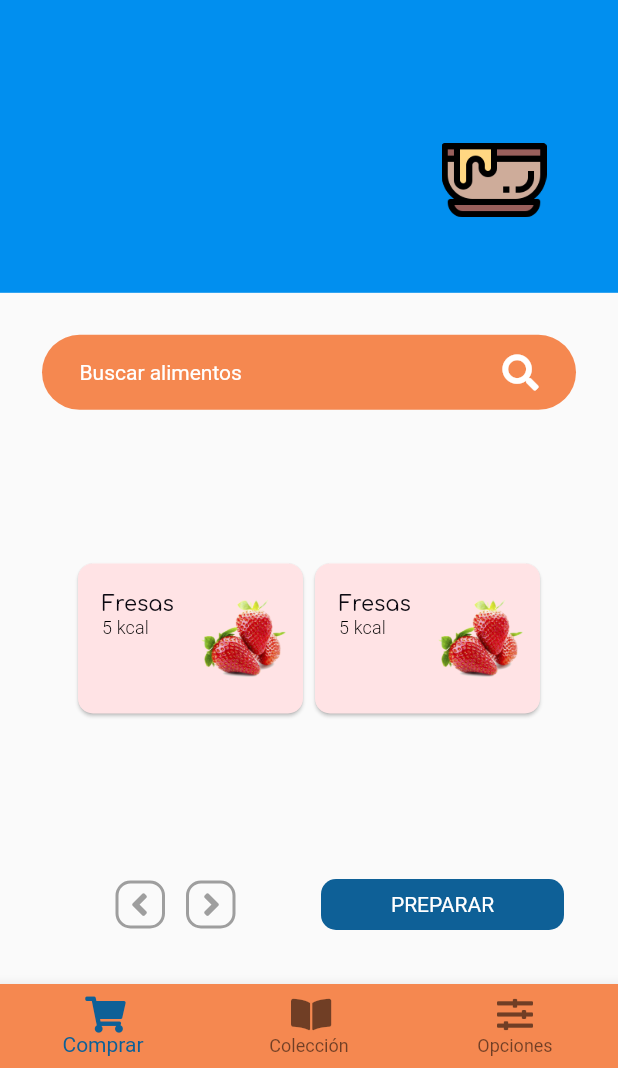
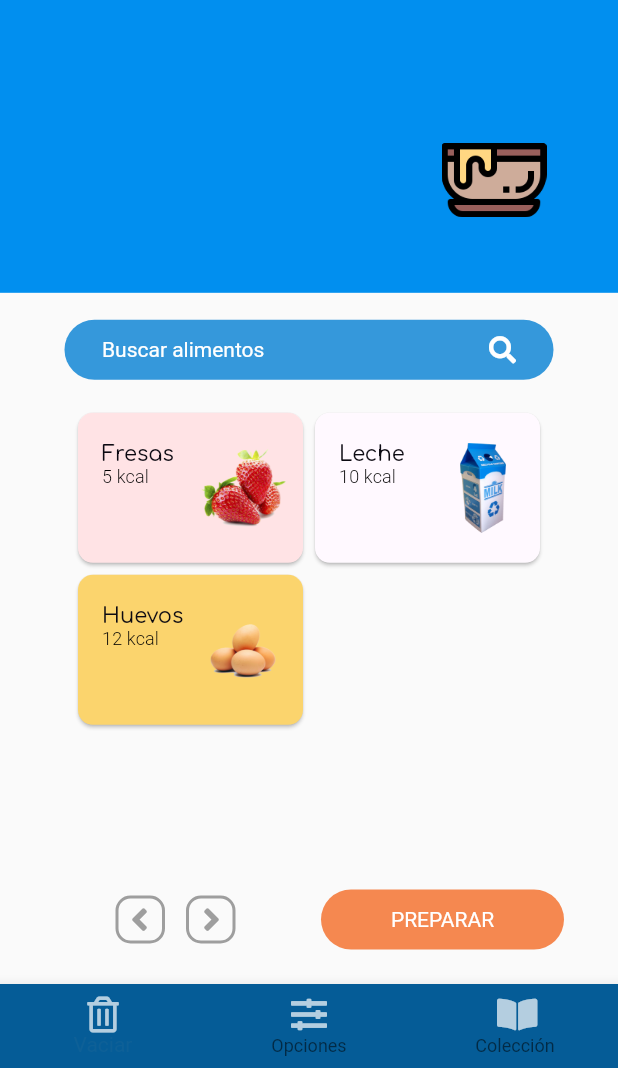
Before and after one commit to jahurtadod/Fun-Cooking, a Flutter app: the GameCombine screen opened by its route, on a phone screen of 412 x 824 dp, the part 168-1236 px from its top. Run offline on Flutter 3.47's test engine with Material 2 defaults, Android fonts, the phone set to English and light mode, and no system bars; our stand-ins replace font_awesome_flutter, google_fonts.

Commit message:
Add new styles

```diff
--- /dev/null
+++ b/lib/User/model/temp_data_card.dart
@@ -0,0 +1,11 @@
+import 'package:flutter/material.dart';
+
+class TempDataCard {
+  final String img;
+  final Color color;
+
+  TempDataCard({
+    this.img,
+    this.color,
+  });
+}
--- a/lib/User/ui/screens/game.dart
+++ b/lib/User/ui/screens/game.dart
@@ -1,10 +1,12 @@
 import 'package:flutter/material.dart';
+import 'package:fun_cooking/User/model/temp_data_card.dart';
 import 'package:fun_cooking/User/ui/widgets/game/bottom_navigator_game.dart';
-import 'package:fun_cooking/User/ui/widgets/game/food_card_medium.dart';
+import 'package:fun_cooking/User/ui/widgets/game/draggable_food_card.dart';
 import 'package:fun_cooking/User/ui/widgets/game/food_card_small.dart';
 import 'package:fun_cooking/User/ui/widgets/game/nav_game.dart';
 import 'package:fun_cooking/User/ui/widgets/game/search_bar.dart';
 import 'package:fun_cooking/User/ui/widgets/game/settings_game.dart';
+import 'package:flutter/services.dart';
 
 class GameCombine extends StatefulWidget {
   @override
@@ -16,6 +18,8 @@ class _GameCombineState extends State<GameCombine> {
 
   @override
   Widget build(BuildContext context) {
+    // int count = 4;
+
     return SafeArea(
       child: Scaffold(
         body: Container(
@@ -42,23 +46,6 @@ class _GameCombineState extends State<GameCombine> {
                                 child:
                                     Center(child: Wrap(children: ingredients)),
                               ),
-                              // Container(
-                              //   height: 65,
-                              //   width: 60,
-                              //   padding: EdgeInsets.symmetric(horizontal: 16),
-                              //   child: ListView.separated(
-                              //     separatorBuilder: (_, index) {
-                              //       return Container(
-                              //         width: 10,
-                              //       );
-                              //     },
-                              //     itemCount: ingredients.length,
-                              //     itemBuilder: (context, index) {
-                              //       return FoodCardSmall();
-                              //     },
-                              //     scrollDirection: Axis.horizontal,
-                              //   ),
-                              // ),
                             ),
                             Expanded(
                               flex: 2,
@@ -66,13 +53,30 @@ class _GameCombineState extends State<GameCombine> {
                                 padding: EdgeInsets.only(
                                   right: 28,
                                 ),
-                                child: DragTarget<Color>(
-                                  onWillAccept: (value) =>
-                                      value == Color(0xFFFF441),
+                                child: DragTarget<TempDataCard>(
+                                  onWillAccept: (value) => value != null,
                                   onAccept: (value) {
-                                    setState(() {
-                                      ingredients.insert(0, FoodCardSmall());
-                                    });
+                                    setState(
+                                      () {
+                                        if (ingredients.length == 3) {
+                                          HapticFeedback.heavyImpact();
+                                          //   ingredients.removeAt(count);
+                                          //   count--;
+                                          //   ingredients.insert(0, FoodCardSmall());
+                                          //   if (count > 0) {
+                                          //     count = 5;
+                                          //   }
+                                        } else {
+                                          ingredients.insert(
+                                            0,
+                                            FoodCardSmall(
+                                              nameImg: value.img,
+                                              color: value.color,
+                                            ),
+                                          );
+                                        }
+                                      },
+                                    );
                                     print(ingredients);
                                   },
                                   onLeave: (value) {},
@@ -122,25 +126,37 @@ class _GameCombineState extends State<GameCombine> {
               Expanded(
                 flex: 3,
                 child: Container(
-                  padding: EdgeInsets.symmetric(horizontal: 28, vertical: 28),
+                  padding: EdgeInsets.symmetric(horizontal: 28, vertical: 18),
                   child: Column(
                     mainAxisAlignment: MainAxisAlignment.spaceBetween,
                     children: <Widget>[
-                      SearchBar(),
+                      Container(
+                        padding: EdgeInsets.fromLTRB(15, 0, 15, 18),
+                        child: SearchBar(),
+                      ),
                       Wrap(
                         children: <Widget>[
-                          FoodCardMedium(),
-                          Draggable<Color>(
-                            data: Color(0xFFFF441),
-                            child: FoodCardMedium(),
-                            feedback: FoodCardMedium(),
-                            childWhenDragging: Opacity(
-                              opacity: 0.5,
-                              child: FoodCardMedium(),
-                            ),
+                          DraggableFoodCard(
+                            name: "Fresas",
+                            text: "5 kcal",
+                            img: "fresa",
+                            color: Color(0xFFFFE3E5),
+                          ),
+                          DraggableFoodCard(
+                            name: "Leche",
+                            text: "10 kcal",
+                            img: "leche",
+                            color: Color(0xFFFFF9FF),
+                          ),
+                          DraggableFoodCard(
+                            name: "Huevos",
+                            text: "12 kcal",
+                            img: "huevo",
+                            color: Color(0xFFfbd46d),
                           ),
                         ],
                       ),
+                      Spacer(),
                       SettingGame()
                     ],
                   ),
--- a/lib/User/ui/widgets/game/bottom_navigator_game.dart
+++ b/lib/User/ui/widgets/game/bottom_navigator_game.dart
@@ -1,27 +1,57 @@
 import 'package:flutter/material.dart';
 import 'package:font_awesome_flutter/font_awesome_flutter.dart';
 
+import 'food_card_small.dart';
+
 class BottomNavigatonGame extends StatelessWidget {
+  final Function(List<FoodCardSmall> ingredients)
+      clean;
+
   const BottomNavigatonGame({
-    Key key,
-  }) : super(key: key);
+    this.clean,
+  });
 
   @override
   Widget build(BuildContext context) {
     return BottomNavigationBar(
-      backgroundColor: Theme.of(context).colorScheme.secondary,
+      backgroundColor: Color(0xFF055C97),
       items: [
         BottomNavigationBarItem(
-          icon: Icon(FontAwesomeIcons.shoppingCart),
-          title: Text("Comprar"),
+          icon: Icon(
+            FontAwesomeIcons.trashAlt,
+            color: Colors.white70,
+          ),
+          title: Text(
+            "Vaciar",
+            style: TextStyle(
+              color: Colors.white70,
+            ),
+          ),
+
         ),
         BottomNavigationBarItem(
-          icon: Icon(FontAwesomeIcons.bookOpen),
-          title: Text("Colección"),
+          icon: Icon(
+            FontAwesomeIcons.slidersH,
+            color: Colors.white70,
+          ),
+          title: Text(
+            "Opciones",
+            style: TextStyle(
+              color: Colors.white70,
+            ),
+          ),
         ),
         BottomNavigationBarItem(
-          icon: Icon(FontAwesomeIcons.slidersH),
-          title: Text("Opciones"),
+          icon: Icon(
+            FontAwesomeIcons.bookOpen,
+            color: Colors.white70,
+          ),
+          title: Text(
+            "Colección",
+            style: TextStyle(
+              color: Colors.white70,
+            ),
+          ),
         ),
       ],
     );
--- /dev/null
+++ b/lib/User/ui/widgets/game/draggable_food_card.dart
@@ -0,0 +1,46 @@
+import 'package:flutter/material.dart';
+import 'package:fun_cooking/User/model/temp_data_card.dart';
+import 'package:fun_cooking/User/ui/widgets/game/food_card_medium.dart';
+
+class DraggableFoodCard extends StatelessWidget {
+  final String name;
+  final String text;
+  final String img;
+  final Color color;
+
+  const DraggableFoodCard({
+    Key key,
+    @required this.name,
+    @required this.text,
+    @required this.img,
+    this.color,
+  });
+
+  @override
+  Widget build(BuildContext context) {
+    return Draggable<TempDataCard>(
+      data: TempDataCard(img: this.img, color: this.color),
+      child: FoodCardMedium(
+        text: this.text,
+        name: this.name,
+        img: this.img,
+        color: this.color,
+      ),
+      feedback: FoodCardMedium(
+        text: this.text,
+        name: this.name,
+        img: this.img,
+        color: this.color,
+      ),
+      childWhenDragging: Opacity(
+        opacity: 0.5,
+        child: FoodCardMedium(
+          text: this.text,
+          name: this.name,
+          img: this.img,
+          color: this.color,
+        ),
+      ),
+    );
+  }
+}
--- a/lib/User/ui/widgets/game/food_card_medium.dart
+++ b/lib/User/ui/widgets/game/food_card_medium.dart
@@ -1,14 +1,23 @@
 import 'package:flutter/material.dart';
 
 class FoodCardMedium extends StatelessWidget {
+  final String name;
+  final String text;
+  final String img;
+  final Color color;
+
   const FoodCardMedium({
     Key key,
-  }) : super(key: key);
+    @required this.name,
+    @required this.text,
+    @required this.img,
+    this.color,
+  });
 
   @override
   Widget build(BuildContext context) {
     return Card(
-      color: Color(0xFFFFE3E5),
+      color: this.color,
       shape: RoundedRectangleBorder(
         borderRadius: BorderRadius.circular(10),
       ),
@@ -28,7 +37,7 @@ class FoodCardMedium extends StatelessWidget {
                   crossAxisAlignment: CrossAxisAlignment.start,
                   children: <Widget>[
                     Text(
-                      "Fresas",
+                      this.name,
                       maxLines: 2,
                       overflow: TextOverflow.ellipsis,
                       style: Theme.of(context).textTheme.headline6.copyWith(
@@ -36,7 +45,7 @@ class FoodCardMedium extends StatelessWidget {
                           ),
                     ),
                     Text(
-                      "5 kcal",
+                      this.text,
                       maxLines: 1,
                       overflow: TextOverflow.ellipsis,
                       style: Theme.of(context).textTheme.subtitle2.copyWith(
@@ -52,7 +61,7 @@ class FoodCardMedium extends StatelessWidget {
               height: 60,
               width: 60,
               margin: EdgeInsets.only(right: 8),
-              child: Image.asset('assets/fresa.png'),
+              child: Image.asset('assets/${this.img}.png'),
             ),
           ],
         ),
--- a/lib/User/ui/widgets/game/food_card_small.dart
+++ b/lib/User/ui/widgets/game/food_card_small.dart
@@ -1,14 +1,19 @@
 import 'package:flutter/material.dart';
 
 class FoodCardSmall extends StatelessWidget {
+  final String nameImg;
+  final Color color;
+
   const FoodCardSmall({
     Key key,
-  }) : super(key: key);
+    @required this.nameImg,
+    @required  this.color,
+  });
 
   @override
   Widget build(BuildContext context) {
     return Card(
-      color: Color(0xFFFFE3E5),
+      color: this.color,
       shape: RoundedRectangleBorder(
         borderRadius: BorderRadius.circular(10),
       ),
@@ -19,7 +24,7 @@ class FoodCardSmall extends StatelessWidget {
           child: Container(
             height: 40,
             width: 40,
-            child: Image.asset('assets/fresa.png'),
+            child: Image.asset('assets/${this.nameImg}.png'),
           ),
         ),
       ),
--- a/lib/User/ui/widgets/game/search_bar.dart
+++ b/lib/User/ui/widgets/game/search_bar.dart
@@ -9,11 +9,11 @@ class SearchBar extends StatelessWidget {
   @override
   Widget build(BuildContext context) {
     return Container(
-      height: 50,
+      height: 40,
       padding: EdgeInsets.symmetric(horizontal: 25),
       decoration: BoxDecoration(
         borderRadius: BorderRadius.all(Radius.circular(50)),
-        color: Theme.of(context).colorScheme.secondary,
+        color: Color(0xFF3598DB),
       ),
       child: Row(
         mainAxisAlignment: MainAxisAlignment.spaceBetween,
@@ -25,6 +25,7 @@ class SearchBar extends StatelessWidget {
           Icon(
             FontAwesomeIcons.search,
             color: Colors.white,
+            size: 18,
           ),
         ],
       ),
--- a/lib/User/ui/widgets/game/settings_game.dart
+++ b/lib/User/ui/widgets/game/settings_game.dart
@@ -1,10 +1,14 @@
 import 'package:flutter/material.dart';
 import 'package:font_awesome_flutter/font_awesome_flutter.dart';
 
+import 'food_card_small.dart';
+
 class SettingGame extends StatelessWidget {
+  final Function(List<FoodCardSmall> ingredients) clean;
+
   const SettingGame({
-    Key key,
-  }) : super(key: key);
+    this.clean,
+  });
 
   @override
   Widget build(BuildContext context) {
@@ -60,16 +64,19 @@ class SettingGame extends StatelessWidget {
           ),
           Expanded(
             child: Container(
-              margin: EdgeInsets.symmetric(horizontal: 8, vertical: 8),
+              margin: EdgeInsets.symmetric(horizontal: 8, vertical: 5),
               decoration: BoxDecoration(
-                borderRadius: BorderRadius.all(Radius.circular(10)),
-                color: Theme.of(context).colorScheme.primary,
+                borderRadius: BorderRadius.all(Radius.circular(50)),
+                color: Theme.of(context).colorScheme.secondary,
               ),
-              child: Center(
-                  child: Text(
-                "PREPARAR",
-                style: TextStyle(color: Colors.white),
-              )),
+              child: GestureDetector(
+                onTap: () {},
+                child: Center(
+                    child: Text(
+                  "PREPARAR",
+                  style: TextStyle(color: Colors.white),
+                )),
+              ),
             ),
           ),
         ],
--- a/pubspec.yaml
+++ b/pubspec.yaml
@@ -63,6 +63,8 @@ flutter:
     - assets/pot.png
     - assets/logo.png
     - assets/icon.png
+    - assets/huevo.png
+    - assets/leche.png
 
   # An image asset can refer to one or more resolution-specific "variants", see
   # https://flutter.dev/assets-and-images/#resolution-aware.
```
Also changed, not shown: assets/huevo.png (added), assets/leche.png (added).
